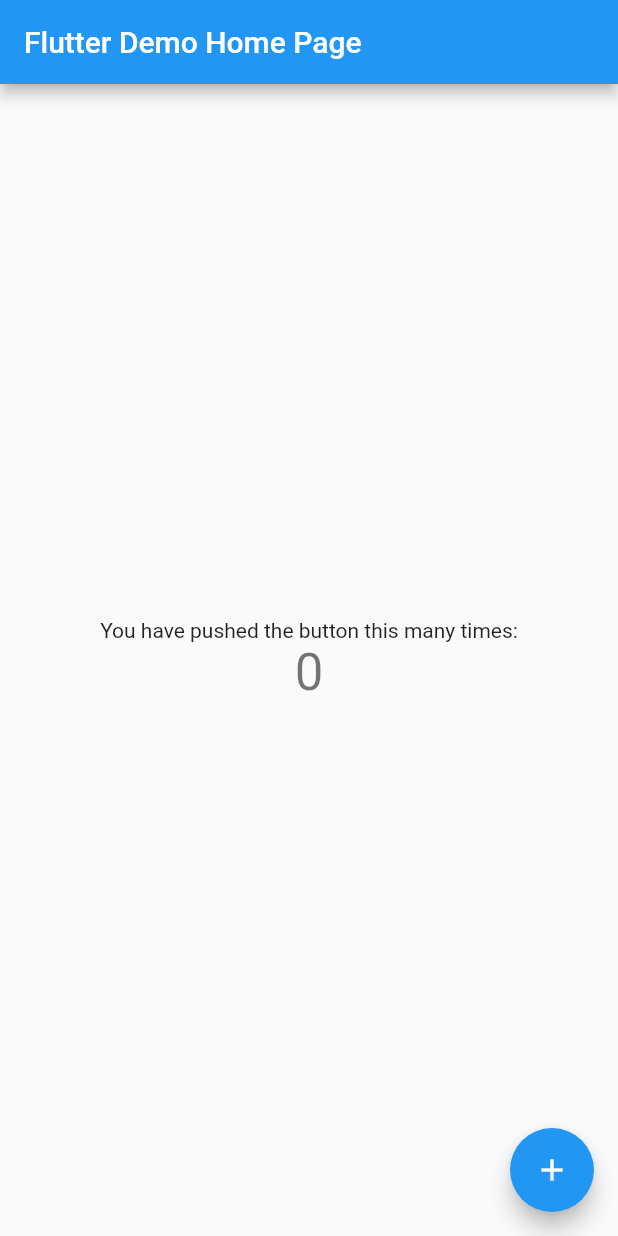
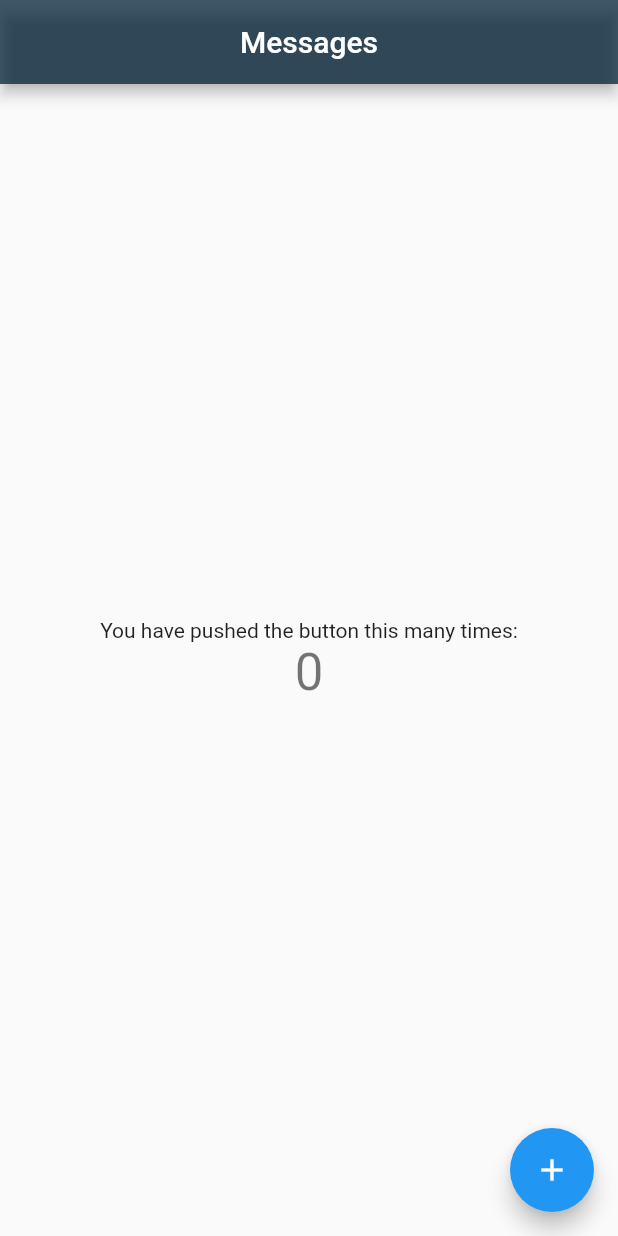
Before and after one commit to stroherdebora/chat, a Flutter app: the screen it shows after launch, on a phone screen of 412 x 824 dp. Run offline on Flutter 3.47's test engine with Material 2 defaults, Android fonts, the phone set to English and light mode, and no system bars.

Commit message:
add messages

```diff
--- a/lib/main.dart
+++ b/lib/main.dart
@@ -1,115 +1,25 @@
+import 'package:chat/messages.dart';
 import 'package:flutter/material.dart';
 
 void main() {
   runApp(const MyApp());
 }
 
+const primaryColor = Color.fromARGB(190, 1, 34, 54);
+
 class MyApp extends StatelessWidget {
   const MyApp({Key? key}) : super(key: key);
 
-  // This widget is the root of your application.
   @override
   Widget build(BuildContext context) {
     return MaterialApp(
-      title: 'Flutter Demo',
       theme: ThemeData(
-        // This is the theme of your application.
-        //
-        // Try running your application with "flutter run". You'll see the
-        // application has a blue toolbar. Then, without quitting the app, try
-        // changing the primarySwatch below to Colors.green and then invoke
-        // "hot reload" (press "r" in the console where you ran "flutter run",
-        // or simply save your changes to "hot reload" in a Flutter IDE).
-        // Notice that the counter didn't reset back to zero; the application
-        // is not restarted.
-        primarySwatch: Colors.blue,
+        appBarTheme: const AppBarTheme(
+          color: primaryColor,
+        ),
+        // primarySwatch: Colors.blueGrey,
       ),
-      home: const MyHomePage(title: 'Flutter Demo Home Page'),
+      home: Messages(),
     );
   }
 }
-
-class MyHomePage extends StatefulWidget {
-  const MyHomePage({Key? key, required this.title}) : super(key: key);
-
-  // This widget is the home page of your application. It is stateful, meaning
-  // that it has a State object (defined below) that contains fields that affect
-  // how it looks.
-
-  // This class is the configuration for the state. It holds the values (in this
-  // case the title) provided by the parent (in this case the App widget) and
-  // used by the build method of the State. Fields in a Widget subclass are
-  // always marked "final".
-
-  final String title;
-
-  @override
-  State<MyHomePage> createState() => _MyHomePageState();
-}
-
-class _MyHomePageState extends State<MyHomePage> {
-  int _counter = 0;
-
-  void _incrementCounter() {
-    setState(() {
-      // This call to setState tells the Flutter framework that something has
-      // changed in this State, which causes it to rerun the build method below
-      // so that the display can reflect the updated values. If we changed
-      // _counter without calling setState(), then the build method would not be
-      // called again, and so nothing would appear to happen.
-      _counter++;
-    });
-  }
-
-  @override
-  Widget build(BuildContext context) {
-    // This method is rerun every time setState is called, for instance as done
-    // by the _incrementCounter method above.
-    //
-    // The Flutter framework has been optimized to make rerunning build methods
-    // fast, so that you can just rebuild anything that needs updating rather
-    // than having to individually change instances of widgets.
-    return Scaffold(
-      appBar: AppBar(
-        // Here we take the value from the MyHomePage object that was created by
-        // the App.build method, and use it to set our appbar title.
-        title: Text(widget.title),
-      ),
-      body: Center(
-        // Center is a layout widget. It takes a single child and positions it
-        // in the middle of the parent.
-        child: Column(
-          // Column is also a layout widget. It takes a list of children and
-          // arranges them vertically. By default, it sizes itself to fit its
-          // children horizontally, and tries to be as tall as its parent.
-          //
-          // Invoke "debug painting" (press "p" in the console, choose the
-          // "Toggle Debug Paint" action from the Flutter Inspector in Android
-          // Studio, or the "Toggle Debug Paint" command in Visual Studio Code)
-          // to see the wireframe for each widget.
-          //
-          // Column has various properties to control how it sizes itself and
-          // how it positions its children. Here we use mainAxisAlignment to
-          // center the children vertically; the main axis here is the vertical
-          // axis because Columns are vertical (the cross axis would be
-          // horizontal).
-          mainAxisAlignment: MainAxisAlignment.center,
-          children: <Widget>[
-            const Text(
-              'You have pushed the button this many times:',
-            ),
-            Text(
-              '$_counter',
-              style: Theme.of(context).textTheme.headline4,
-            ),
-          ],
-        ),
-      ),
-      floatingActionButton: FloatingActionButton(
-        onPressed: _incrementCounter,
-        tooltip: 'Increment',
-        child: const Icon(Icons.add),
-      ), // This trailing comma makes auto-formatting nicer for build methods.
-    );
-  }
-}
--- /dev/null
+++ b/lib/messages.dart
@@ -0,0 +1,46 @@
+import 'package:flutter/material.dart';
+
+class Messages extends StatefulWidget {
+  const Messages({Key? key}) : super(key: key);
+
+  @override
+  State<Messages> createState() => _MessagesState();
+}
+
+class _MessagesState extends State<Messages> {
+  int _counter = 0;
+
+  void _incrementCounter() {
+    setState(() {
+      _counter++;
+    });
+  }
+
+  @override
+  Widget build(BuildContext context) {
+    return Scaffold(
+      appBar: AppBar(
+        title: const Center(
+          child: Text(
+            'Messages',
+            textAlign: TextAlign.center,
+          ),
+        ),
+      ),
+      body: Center(
+        child: Column(
+          mainAxisAlignment: MainAxisAlignment.center,
+          children: <Widget>[
+            const Text('You have pushed the button this many times:'),
+            Text('$_counter', style: Theme.of(context).textTheme.headline4),
+          ],
+        ),
+      ),
+      floatingActionButton: FloatingActionButton(
+        onPressed: (_incrementCounter),
+        tooltip: 'Increment',
+        child: const Icon(Icons.add),
+      ),
+    );
+  }
+}
```
